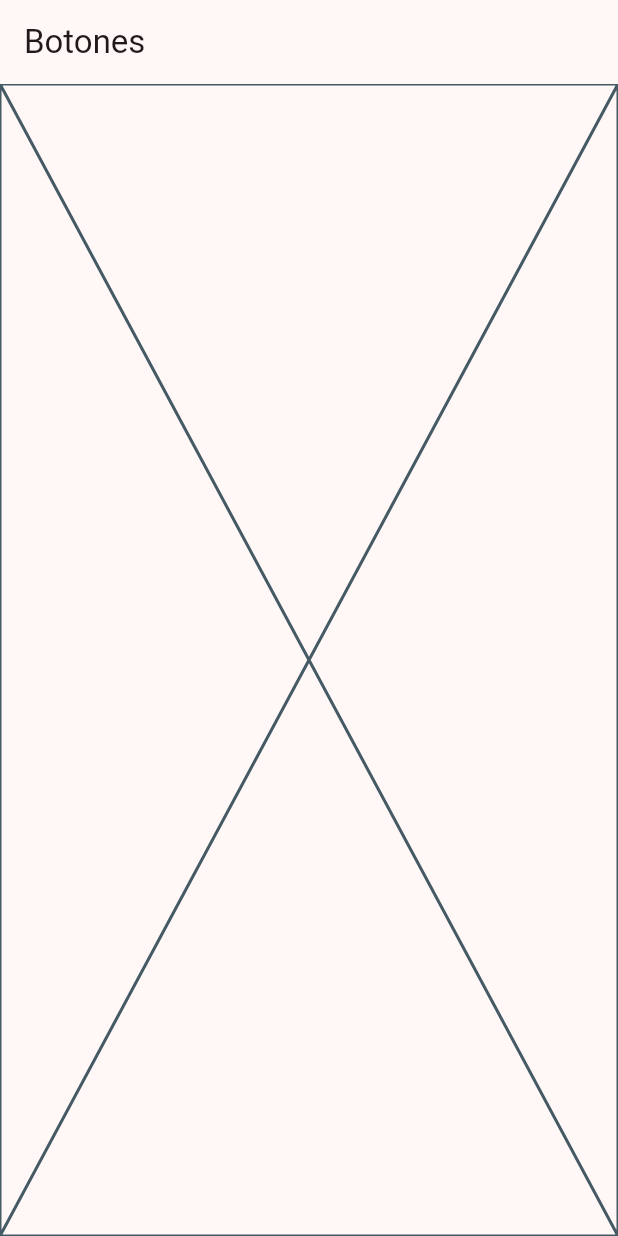
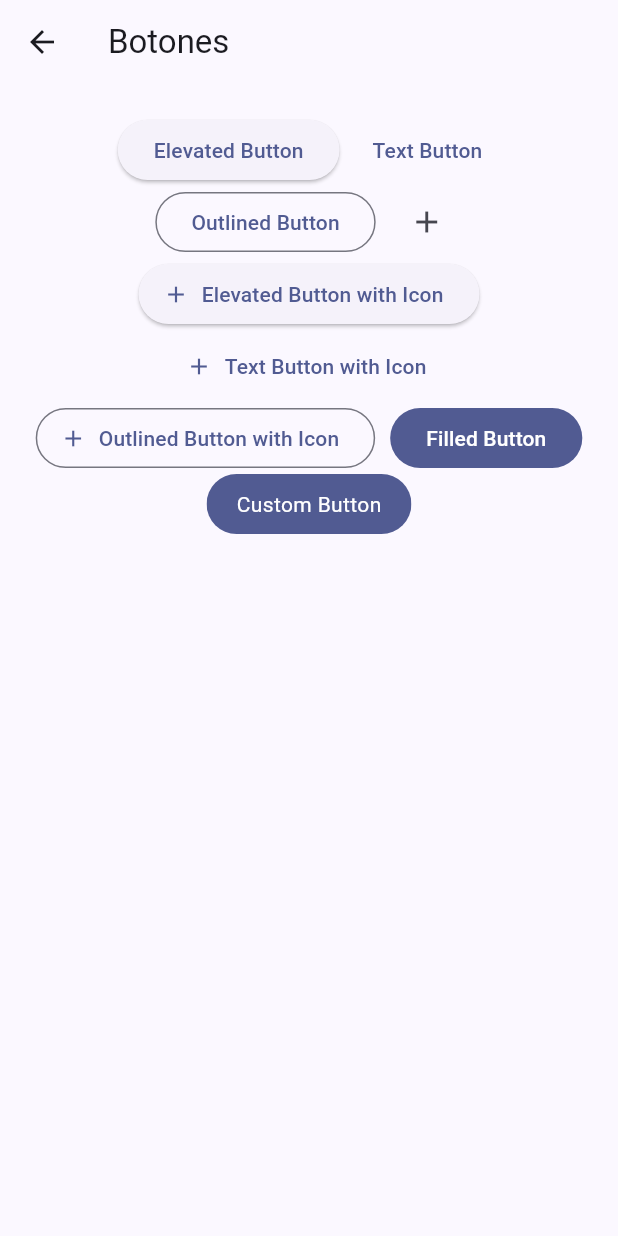
Before and after one commit to Rigel-Developer/basic_widgets, a Flutter app: the screen it shows after launch, after a tap on an icon or button, on a phone screen of 412 x 824 dp. Run offline on Flutter 3.47's test engine with Material 3 defaults, Android fonts, the phone set to English and light mode, and no system bars; our stand-ins replace go_router.

Commit message:
chore: Update theme and add buttons view in ButtonsScreen

```diff
--- a/lib/main.dart
+++ b/lib/main.dart
@@ -12,7 +12,7 @@ class MyApp extends StatelessWidget {
     return MaterialApp.router(
       routerConfig: appRouter,
       title: 'Material App',
-      theme: AppTheme(selectedColorIndex: 6).getTheme(),
+      theme: AppTheme(selectedColorIndex: 9).getTheme(),
       debugShowCheckedModeBanner: false,
       // home: const HomeScreen(),
       // routes: {
--- a/lib/presentation/screens/buttons/buttons_screen.dart
+++ b/lib/presentation/screens/buttons/buttons_screen.dart
@@ -10,7 +10,73 @@ class ButtonsScreen extends StatelessWidget {
       appBar: AppBar(
         title: const Text('Botones'),
       ),
-      body: const Placeholder(),
+      body: const _ButtonsView(),
     );
   }
 }
+
+class _ButtonsView extends StatelessWidget {
+  const _ButtonsView();
+
+  @override
+  Widget build(BuildContext context) {
+    return SizedBox(
+      width: double.infinity,
+      child: Padding(
+        padding: const EdgeInsets.symmetric(horizontal: 10, vertical: 20),
+        child: Wrap(
+          spacing: 10,
+          alignment: WrapAlignment.center,
+          children: <Widget>[
+            ElevatedButton(
+                onPressed: () {}, child: const Text('Elevated Button')),
+            TextButton(onPressed: () {}, child: const Text('Text Button')),
+            OutlinedButton(
+                onPressed: () {}, child: const Text('Outlined Button')),
+            IconButton(onPressed: () {}, icon: const Icon(Icons.add)),
+            ElevatedButton.icon(
+                onPressed: () {},
+                icon: const Icon(Icons.add),
+                label: const Text('Elevated Button with Icon')),
+            TextButton.icon(
+                onPressed: () {},
+                icon: const Icon(Icons.add),
+                label: const Text('Text Button with Icon')),
+            OutlinedButton.icon(
+                onPressed: () {},
+                icon: const Icon(Icons.add),
+                label: const Text('Outlined Button with Icon')),
+            FilledButton(onPressed: () {}, child: const Text('Filled Button')),
+            //TODO: Custom Button
+            const CustomButton(),
+          ],
+        ),
+      ),
+    );
+  }
+}
+
+class CustomButton extends StatelessWidget {
+  const CustomButton({super.key});
+
+  @override
+  Widget build(BuildContext context) {
+    final colors = Theme.of(context).colorScheme;
+    return ClipRRect(
+      borderRadius: BorderRadius.circular(20),
+      child: Material(
+        color: colors.primary,
+        child: InkWell(
+          onTap: () {},
+          child: Container(
+            padding: const EdgeInsets.symmetric(horizontal: 20, vertical: 10),
+            child: const Text(
+              'Custom Button',
+              style: TextStyle(color: Colors.white),
+            ),
+          ),
+        ),
+      ),
+    );
+  }
+}
--- a/lib/presentation/screens/home/home_screen.dart
+++ b/lib/presentation/screens/home/home_screen.dart
@@ -58,7 +58,9 @@ class _CustomListTile extends StatelessWidget {
         // Navigator.of(context).pushNamed(menuItem.link);
         // context.pushNamed(HomeScreen.name);
 
-        context.go(menuItem.link);
+        // context.go(menuItem.link);
+
+        context.push(menuItem.link);
       },
     );
   }
```
